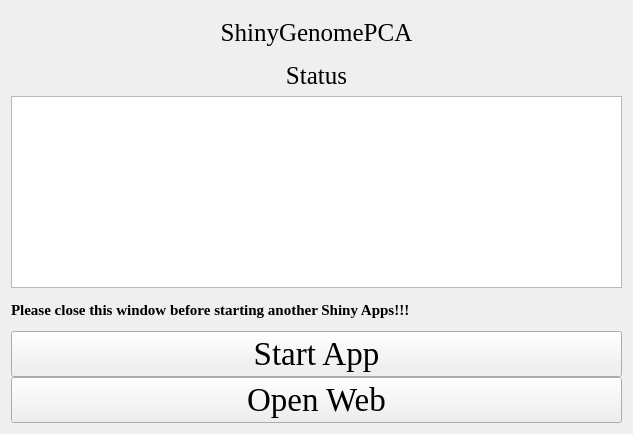
First picture: the form in ShinyGenomePCA.ui, repository hzaurzli/MicroWorldOmics, before the edit.
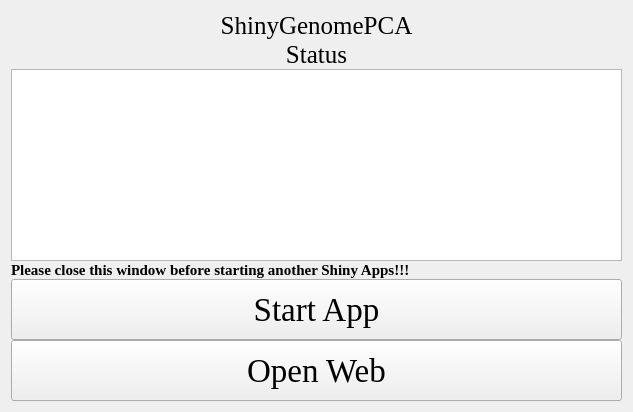
Second picture: the form after the edit. Icons and pictures are not drawn.

Patch:
```diff
--- a/ShinyGenomePCA.ui
+++ b/ShinyGenomePCA.ui
@@ -7,7 +7,7 @@
     <x>0</x>
     <y>0</y>
     <width>633</width>
-    <height>434</height>
+    <height>412</height>
    </rect>
   </property>
   <property name="windowTitle">
@@ -27,6 +27,12 @@
      </property>
      <item row="0" column="0" colspan="3">
       <widget class="QLabel" name="label">
+       <property name="sizePolicy">
+        <sizepolicy hsizetype="Preferred" vsizetype="Fixed">
+         <horstretch>0</horstretch>
+         <verstretch>0</verstretch>
+        </sizepolicy>
+       </property>
        <property name="font">
         <font>
          <family>Times New Roman</family>
@@ -43,6 +49,12 @@
      </item>
      <item row="3" column="0" colspan="3">
       <widget class="QLabel" name="label_4">
+       <property name="sizePolicy">
+        <sizepolicy hsizetype="Preferred" vsizetype="Fixed">
+         <horstretch>0</horstretch>
+         <verstretch>0</verstretch>
+        </sizepolicy>
+       </property>
        <property name="font">
         <font>
          <family>Times New Roman</family>
@@ -66,6 +78,12 @@
      </item>
      <item row="7" column="0" colspan="3">
       <widget class="QLabel" name="label_3">
+       <property name="sizePolicy">
+        <sizepolicy hsizetype="Preferred" vsizetype="Fixed">
+         <horstretch>0</horstretch>
+         <verstretch>0</verstretch>
+        </sizepolicy>
+       </property>
        <property name="font">
         <font>
          <family>Times New Roman</family>
@@ -81,6 +99,12 @@
      </item>
      <item row="8" column="0" colspan="3">
       <widget class="QPushButton" name="pushButton">
+       <property name="sizePolicy">
+        <sizepolicy hsizetype="Preferred" vsizetype="Preferred">
+         <horstretch>0</horstretch>
+         <verstretch>0</verstretch>
+        </sizepolicy>
+       </property>
        <property name="font">
         <font>
          <family>Times New Roman</family>
@@ -94,6 +118,12 @@
      </item>
      <item row="9" column="0" colspan="3">
       <widget class="QPushButton" name="pushButton_2">
+       <property name="sizePolicy">
+        <sizepolicy hsizetype="Preferred" vsizetype="Preferred">
+         <horstretch>0</horstretch>
+         <verstretch>0</verstretch>
+        </sizepolicy>
+       </property>
        <property name="font">
         <font>
          <family>Times New Roman</family>
```
